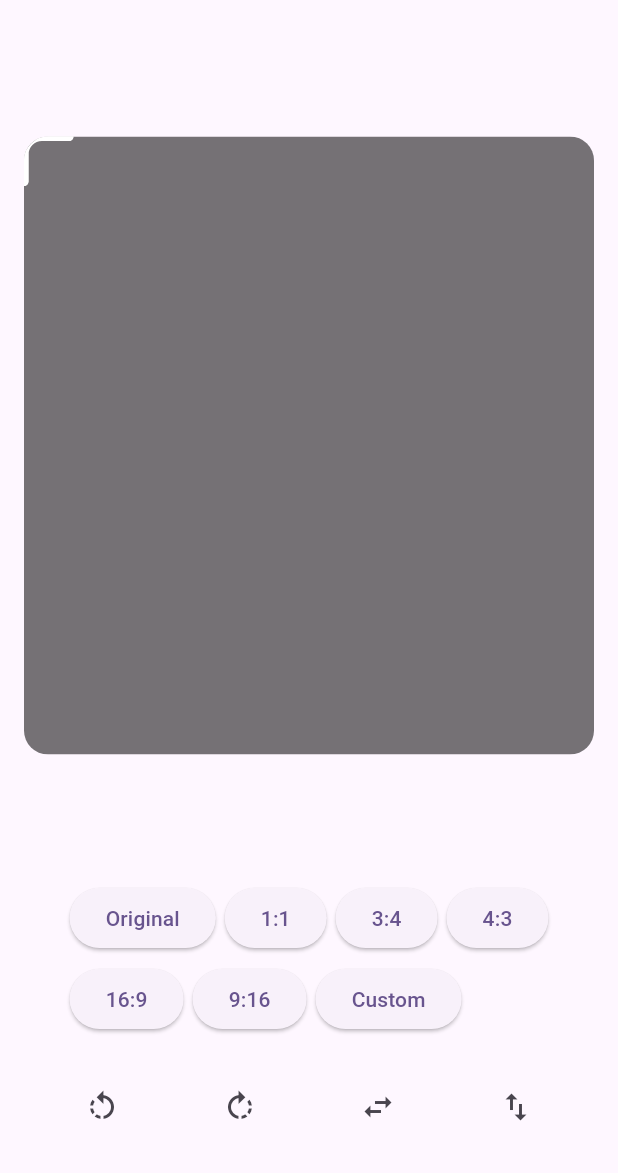
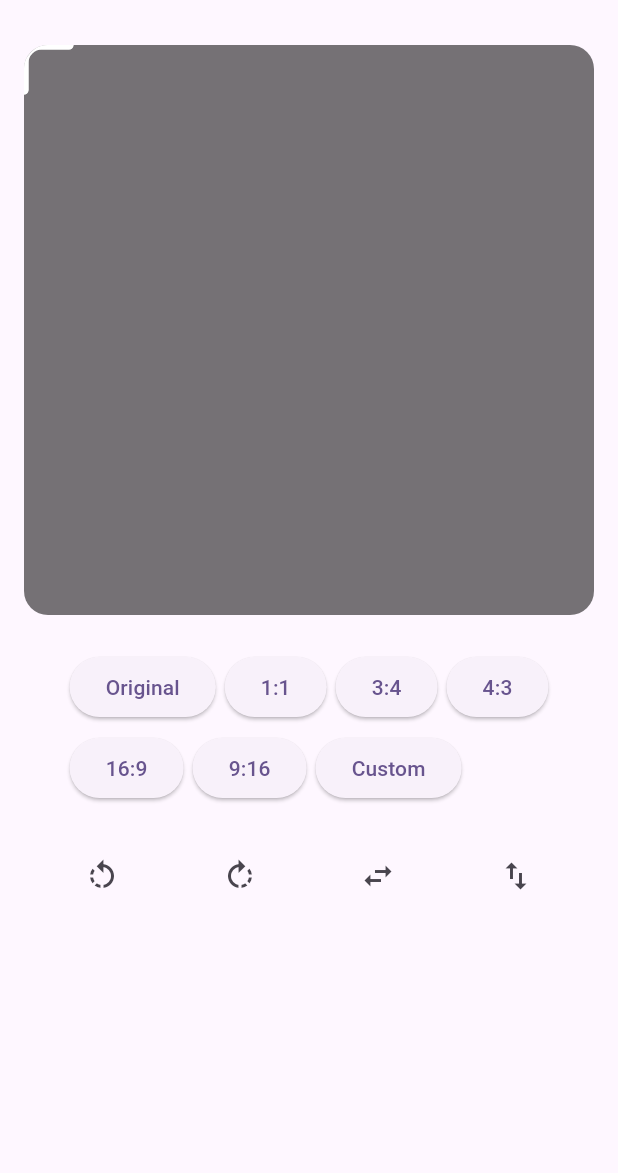
Before and after one commit to DewminaUdayashan/image_cropper_view, a Flutter app: the screen it shows after launch, on a phone screen of 412 x 824 dp, the part 63-1236 px from its top. Run offline on Flutter 3.47's test engine with Material 3 defaults, Android fonts, the phone set to English and light mode, and no system bars; network calls fail.

Commit message:
feat: cropper view border radius

```diff
--- a/example/lib/main.dart
+++ b/example/lib/main.dart
@@ -71,18 +71,10 @@ class _MyHomePageState extends State<MyHomePage> {
       ),
       body: Column(
         children: [
-          Expanded(
-            child: Padding(
+          Padding(
             padding: const EdgeInsets.all(16.0),
-              child: Center(
-                child: ClipRRect(
+            child: ImageCropperView(
               borderRadius: BorderRadius.circular(16.0),
-                  child: SizedBox(
-                    height: MediaQuery.sizeOf(context).height / 2,
-                    child: ImageCropperView(
-                      decoration: BoxDecoration(
-                        borderRadius: BorderRadius.circular(16.0),
-                      ),
               controller: _controller,
               image: const NetworkImage(
                 'https://images.unsplash.com/photo-1595152772835-219674b2a8a6?ixlib=rb-1.2.1&ixid=eyJhcHBfaWQiOjEyMDd9&auto=format&fit=crop&w=800&q=80',
@@ -96,10 +88,6 @@ class _MyHomePageState extends State<MyHomePage> {
                 handlerColor: Colors.white,
                 handleType: HandleType.corner,
                 handlerThickness: 6,
-                      ),
-                    ),
-                  ),
-                ),
               ),
             ),
           ),
--- a/lib/src/image_cropper_view.dart
+++ b/lib/src/image_cropper_view.dart
@@ -14,7 +14,7 @@ class ImageCropperView extends StatefulWidget {
   final ImageProvider image;
   final CropperRatio? aspectRatio;
   final CropperStyle style;
-  final BoxDecoration? decoration;
+  final BorderRadiusGeometry borderRadius;
   final ImageCropperController? controller;
 
   const ImageCropperView({
@@ -22,7 +22,7 @@ class ImageCropperView extends StatefulWidget {
     required this.image,
     this.aspectRatio,
     this.style = const CropperStyle(),
-    this.decoration,
+    this.borderRadius = BorderRadius.zero,
     this.controller,
   });
 
@@ -209,16 +209,54 @@ class ImageCropperViewState extends State<ImageCropperView>
 
   @override
   Widget build(BuildContext context) {
-    return Container(
-      decoration: widget.decoration,
+    return ClipRRect(
+      borderRadius: widget.borderRadius,
       child: _isLoading
           ? const Center(child: CircularProgressIndicator())
           : LayoutBuilder(
               builder: (context, constraints) {
-                final Size viewportSize = Size(
+                Size viewportSize;
+                if (!constraints.hasBoundedHeight) {
+                  // Adaptive height: calculate based on image aspect ratio
+                  if (_imageSize != null) {
+                    final double rads = _rotation;
+                    final double cosVal = (math.cos(rads)).abs();
+                    final double sinVal = (math.sin(rads)).abs();
+                    final double width = _imageSize!.width;
+                    final double height = _imageSize!.height;
+
+                    final double rotatedWidth =
+                        width * cosVal + height * sinVal;
+                    final double rotatedHeight =
+                        width * sinVal + height * cosVal;
+
+                    final double aspectRatio = rotatedHeight == 0
+                        ? 1.0
+                        : rotatedWidth / rotatedHeight;
+                    double desiredHeight = constraints.maxWidth / aspectRatio;
+
+                    if (desiredHeight.isInfinite || desiredHeight.isNaN) {
+                      desiredHeight = constraints.maxWidth;
+                    }
+                    viewportSize = Size(constraints.maxWidth, desiredHeight);
+                  } else {
+                    viewportSize = Size(
+                      constraints.maxWidth,
+                      constraints.maxWidth,
+                    );
+                  }
+                } else {
+                  viewportSize = Size(
                     constraints.maxWidth,
                     constraints.maxHeight,
                   );
+                }
+
+                // Ensure finite height
+                if (viewportSize.height.isInfinite ||
+                    viewportSize.height.isNaN) {
+                  viewportSize = Size(viewportSize.width, 300);
+                }
 
                 // Calculate where the image sits
                 _imageRect = _calculateImageRect(viewportSize);
@@ -228,7 +266,10 @@ class ImageCropperViewState extends State<ImageCropperView>
                   _initializeCropRect(_imageRect!);
                 }
 
-                return Stack(
+                return SizedBox(
+                  width: viewportSize.width,
+                  height: viewportSize.height,
+                  child: Stack(
                     children: [
                       // The Background Image
                       Positioned.fromRect(
@@ -250,7 +291,8 @@ class ImageCropperViewState extends State<ImageCropperView>
                         ValueListenableBuilder<Rect?>(
                           valueListenable: _cropRectNotifier,
                           builder: (context, cropRect, child) {
-                          if (cropRect == null) return const SizedBox.shrink();
+                            if (cropRect == null)
+                              return const SizedBox.shrink();
                             return CustomPaint(
                               size: Size.infinite,
                               painter: CropOverlayPainter(
@@ -273,6 +315,7 @@ class ImageCropperViewState extends State<ImageCropperView>
                           ),
                         ),
                     ],
+                  ),
                 );
               },
             ),
```
Lines whose indentation alone changed are shown as unchanged.
